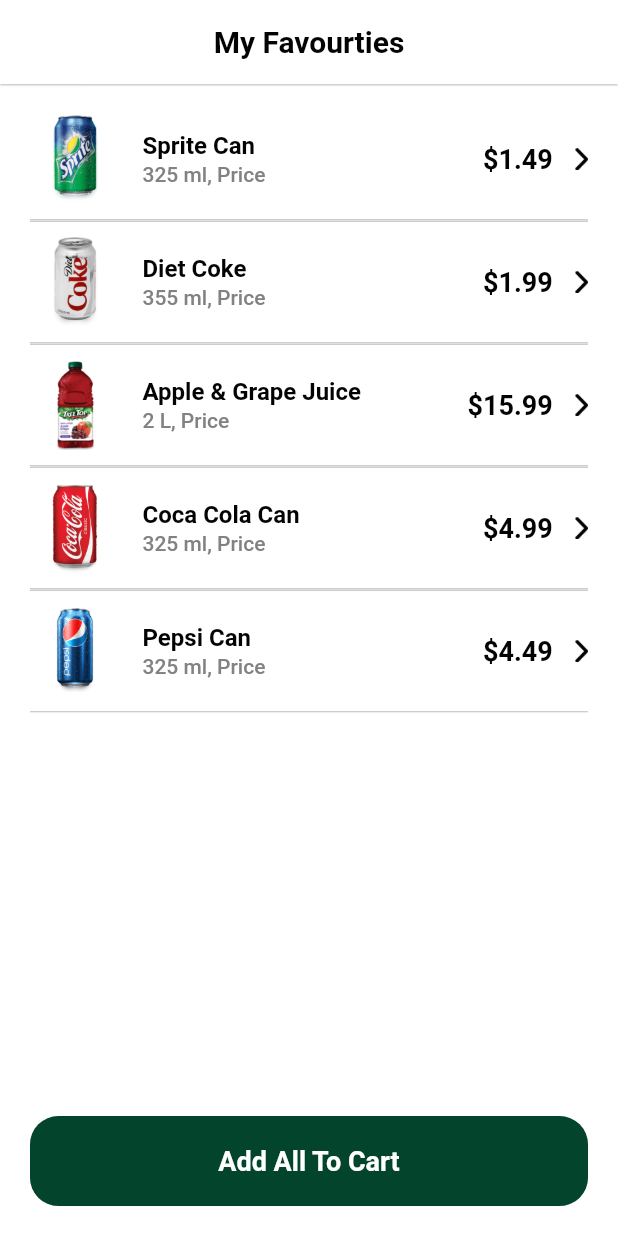
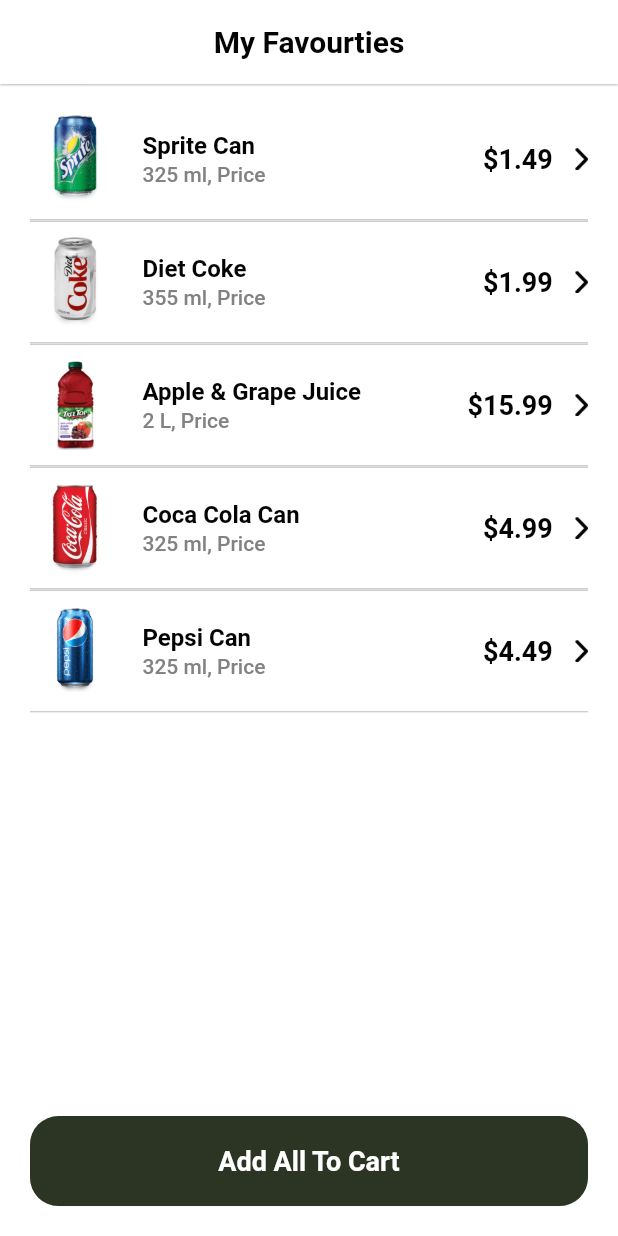
Before and after one commit to tseleena200/SmartCart, a Flutter app: the FavouriteView screen opened directly, on a phone screen of 412 x 824 dp. Run offline on Flutter 3.47's test engine with Material 3 defaults, Android fonts, the light colour scheme and no system bars; our stand-ins replace cloud_firestore, firebase_auth, firebase_core, flutter_multi_formatter, flutter_rating_bar, get; missing offline and left inert: fl_country_code_picker; accounts and stored records are empty; Roboto replaces fonts that are missing (Gilroy).

Commit message:
WIP: Updated color const

```diff
--- a/lib/common/color_extension.dart
+++ b/lib/common/color_extension.dart
@@ -1,19 +1,32 @@
 import 'package:flutter/material.dart';
 
 class TColor {
-  // Primary color theme
-  static Color get primary => const Color(0xFF03452C); // Your main green
-  static Color get primaryText => const Color(0xFF030303);
-  static Color get secondaryText => const Color(0xFF828282);
-  static Color get textTitle => const Color(0xFF7C7C7C);
-  static Color get placeholder => const Color(0xFFB1B1B1);
-  static Color get darkGrey => const Color(0xff030303);
+  // Palette
+  static const Color moss = Color(0xFF2C3424);      // Deep green
+  static const Color cypress = Color(0xFF4C583E);   // Earthy olive
+  static const Color olive = Color(0xFF768064);     // Midtone green-gray
+  static const Color cedar = Color(0xFF959581);     // Muted beige
+  static const Color aloe = Color(0xFFDADED8);      // Very light mint
+
+  // ✅ Theme Usage Mapping
+
+  // Primary
+  static Color get primary => moss;
 
   // Backgrounds
-  static Color get background => const Color(0xFFF5F5F5);
-  static Color get card => const Color(0xFFFFFFFF);
+  static Color get backgroundLight => aloe;
+  static Color get backgroundDark => moss;
+  static Color get cardLight => Colors.white;
+  static Color get cardDark => cypress;
 
-  // Snackbar / feedback colors
-  static Color get success => const Color(0xFF03452C); // same as primary
-  static Color get error => const Color(0xFF450303);   // your dark red
+  // Text
+  static Color get primaryText => const Color(0xFF030303); // Deep black for strong text
+  static Color get secondaryText => const Color(0xFF828282); // General subtitle
+  static Color get textTitle => const Color(0xFF7C7C7C); // List titles / section heads
+  static Color get placeholder => const Color(0xFFB1B1B1); // Input hints
+  static Color get darkGrey => const Color(0xFF030303); // Reuse for icons / fallback
+
+  // Feedback
+  static Color get success => olive;
+  static Color get error => Color(0xFF8B0000); // Dark red
 }
--- a/lib/main.dart
+++ b/lib/main.dart
@@ -3,6 +3,7 @@
 import 'package:get/get.dart';
 import 'package:firebase_auth/firebase_auth.dart';
 import 'package:cloud_firestore/cloud_firestore.dart';
+import 'package:onlinegroceries/view/main_tabview/main_tab.dart';
 
 import 'firebase_options.dart';
 import 'controllers/auth_controller.dart';
@@ -43,7 +44,7 @@
         colorScheme: ColorScheme.fromSeed(seedColor: TColor.primary),
         useMaterial3: false,
       ),
-      home: const LogInView(),
+      home: const MainTabView(),
     );
   }
 }
```
